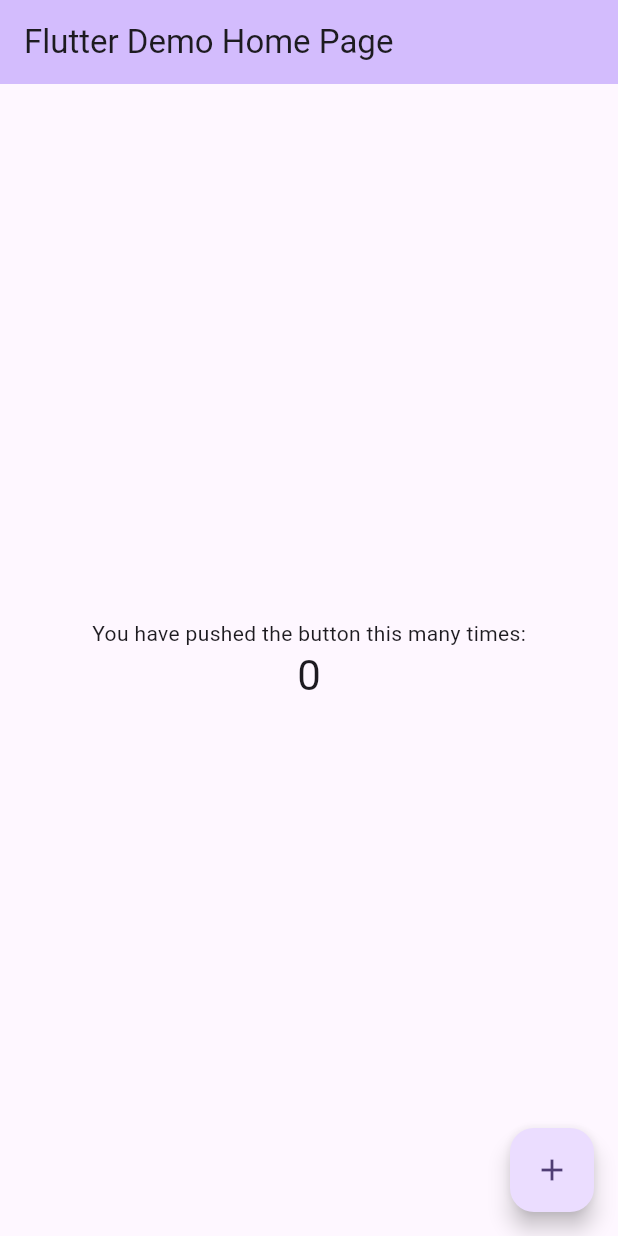
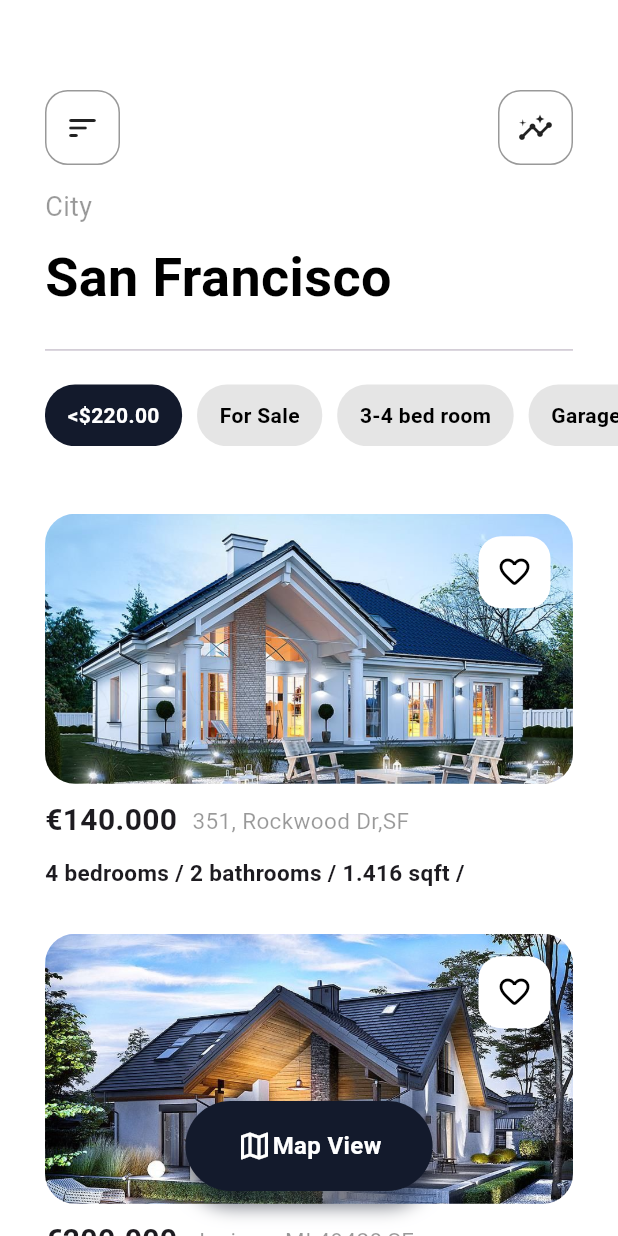
Before and after one commit to kemranaliew/PropList, a Flutter app: the screen it shows after launch, on a phone screen of 412 x 824 dp. Run offline on Flutter 3.47's test engine with Material 3 defaults, Android fonts, the phone set to English and light mode, and no system bars; our stand-ins replace firebase_core; accounts and stored records are empty.

Commit message:
starting out

```diff
--- /dev/null
+++ b/lib/constants/constants.dart
@@ -0,0 +1,12 @@
+import 'package:flutter/material.dart';
+
+//colors used in this app
+
+const Color white = Colors.white;
+const Color black = Colors.black;
+const Color red = Colors.red;
+const Color darkBlue = Color.fromRGBO(19, 26, 44, 1.0);
+
+//default app padding
+
+const double appPadding = 30.0;
--- /dev/null
+++ b/lib/data/data.dart
@@ -0,0 +1,123 @@
+import 'package:proplist/model/house.dart';
+
+final _house1 = House(
+  imageUrl: 'assets/images/house1.jpeg',
+  address: 'Janison, MI 49428,SF',
+  description: 'Lorem Ipsum is simply dummy text of the printing and typesetting industry. Lorem Ipsum has been the industry\'s standard dummy text ever since the 1500s, when an unknown printer took a galley of type and scrambled it to make a type specimen book. It has survived not only five centuries, but also the leap into electronic typesetting, remaining essentially unchanged. It was popularised in the 1960s with the release of Letraset sheets containing Lorem Ipsum passages, and more recently with desktop publishing software like Aldus PageMaker including versions of Lorem Ipsum.',
+  price: 200.00,
+  bedRooms: 4,
+  bathRooms: 2,
+  garages: 2,
+  sqFeet: 1.416,
+  time: 20,
+  isFav: false,
+  moreImagesUrl: [
+    'assets/images/house1.jpeg',
+    'assets/images/indoor1.jpg',
+    'assets/images/indoor2.jpg',
+    'assets/images/indoor3.jpg',
+    'assets/images/indoor4.jpg',
+    'assets/images/indoor5.jpg',
+  ]
+);
+
+final _house2 = House(
+    imageUrl: 'assets/images/house2.jpeg',
+    address: '351, Rockwood Dr,SF',
+    description: 'Lorem Ipsum is simply dummy text of the printing and typesetting industry. Lorem Ipsum has been the industry\'s standard dummy text ever since the 1500s, when an unknown printer took a galley of type and scrambled it to make a type specimen book. It has survived not only five centuries, but also the leap into electronic typesetting, remaining essentially unchanged. It was popularised in the 1960s with the release of Letraset sheets containing Lorem Ipsum passages, and more recently with desktop publishing software like Aldus PageMaker including versions of Lorem Ipsum.',
+    price: 140.00,
+    bedRooms: 4,
+    bathRooms: 2,
+    garages: 1,
+    sqFeet: 1.416,
+    time: 30,
+    isFav: false,
+    moreImagesUrl: [
+      'assets/images/house2.jpeg',
+      'assets/images/indoor1.jpg',
+      'assets/images/indoor2.jpg',
+      'assets/images/indoor3.jpg',
+      'assets/images/indoor4.jpg',
+      'assets/images/indoor5.jpg',
+    ]
+);
+
+final _house3 = House(
+    imageUrl: 'assets/images/house2.jpeg',
+    address: '354, Hendrywood Dr,SF',
+    description: 'Lorem Ipsum is simply dummy text of the printing and typesetting industry. Lorem Ipsum has been the industry\'s standard dummy text ever since the 1500s, when an unknown printer took a galley of type and scrambled it to make a type specimen book. It has survived not only five centuries, but also the leap into electronic typesetting, remaining essentially unchanged. It was popularised in the 1960s with the release of Letraset sheets containing Lorem Ipsum passages, and more recently with desktop publishing software like Aldus PageMaker including versions of Lorem Ipsum.',
+    price: 210.00,
+    bedRooms: 5,
+    bathRooms: 3,
+    garages: 1,
+    sqFeet: 1.700,
+    time: 30,
+    isFav: false,
+    moreImagesUrl: [
+      'assets/images/house3.jpeg',
+      'assets/images/indoor1.jpg',
+      'assets/images/indoor2.jpg',
+      'assets/images/indoor3.jpg',
+      'assets/images/indoor4.jpg',
+      'assets/images/indoor5.jpg',
+    ]
+);
+
+final _house4 = House(
+    imageUrl: 'assets/images/house4.png',
+    address: 'Manison, MI 49526,SF',
+    description: 'Lorem Ipsum is simply dummy text of the printing and typesetting industry. Lorem Ipsum has been the industry\'s standard dummy text ever since the 1500s, when an unknown printer took a galley of type and scrambled it to make a type specimen book. It has survived not only five centuries, but also the leap into electronic typesetting, remaining essentially unchanged. It was popularised in the 1960s with the release of Letraset sheets containing Lorem Ipsum passages, and more recently with desktop publishing software like Aldus PageMaker including versions of Lorem Ipsum.',
+    price: 170.00,
+    bedRooms: 2,
+    bathRooms: 1,
+    garages: 1,
+    sqFeet: 1.210,
+    time: 30,
+    isFav: false,
+    moreImagesUrl: [
+      'assets/images/house4.png',
+      'assets/images/indoor1.jpg',
+      'assets/images/indoor2.jpg',
+      'assets/images/indoor3.jpg',
+      'assets/images/indoor4.jpg',
+      'assets/images/indoor5.jpg',
+    ]
+);
+
+final _house5 = House(
+    imageUrl: 'assets/images/house5.jpeg',
+    address: 'BackStreet, MI 49526,SF',
+    description: 'Lorem Ipsum is simply dummy text of the printing and typesetting industry. Lorem Ipsum has been the industry\'s standard dummy text ever since the 1500s, when an unknown printer took a galley of type and scrambled it to make a type specimen book. It has survived not only five centuries, but also the leap into electronic typesetting, remaining essentially unchanged. It was popularised in the 1960s with the release of Letraset sheets containing Lorem Ipsum passages, and more recently with desktop publishing software like Aldus PageMaker including versions of Lorem Ipsum.',
+    price: 150.00,
+    bedRooms: 3,
+    bathRooms: 1,
+    garages: 1,
+    sqFeet: 1.42,
+    time: 240,
+    isFav: false,
+    moreImagesUrl: [
+      'assets/images/house5.jpeg',
+      'assets/images/indoor1.jpg',
+      'assets/images/indoor2.jpg',
+      'assets/images/indoor3.jpg',
+      'assets/images/indoor4.jpg',
+      'assets/images/indoor5.jpg',
+    ]
+);
+
+final List<House> houseList = [
+  _house2,
+  _house1,
+  _house3,
+  _house4,
+  _house5,
+];
+
+
+List<String> categoryList = [
+  '<\$220.00',
+  'For Sale',
+  '3-4 bed room',
+  'Garages',
+  'Modular kitchen'
+];
--- a/lib/main.dart
+++ b/lib/main.dart
@@ -1,4 +1,5 @@
 import 'package:flutter/material.dart';
+import 'package:proplist/screen/home/home_screen.dart';
 
 void main() {
   runApp(const MyApp());
@@ -7,119 +8,17 @@
 class MyApp extends StatelessWidget {
   const MyApp({super.key});
 
-  // This widget is the root of your application.
   @override
   Widget build(BuildContext context) {
     return MaterialApp(
-      title: 'Flutter Demo',
+      title: 'Real Estate App',
+      debugShowCheckedModeBanner: false,
       theme: ThemeData(
-        // This is the theme of your application.
-        //
-        // TRY THIS: Try running your application with "flutter run". You'll see
-        // the application has a purple toolbar. Then, without quitting the app,
-        // try changing the seedColor in the colorScheme below to Colors.green
-        // and then invoke "hot reload" (save your changes or press the "hot
-        // reload" button in a Flutter-supported IDE, or press "r" if you used
-        // the command line to start the app).
-        //
-        // Notice that the counter didn't reset back to zero; the application
-        // state is not lost during the reload. To reset the state, use hot
-        // restart instead.
-        //
-        // This works for code too, not just values: Most code changes can be
-        // tested with just a hot reload.
         colorScheme: ColorScheme.fromSeed(seedColor: Colors.deepPurple),
         useMaterial3: true,
+        scaffoldBackgroundColor: Colors.white,
       ),
-      home: const MyHomePage(title: 'Flutter Demo Home Page'),
+      home: const HomeScreen(),
     );
   }
 }
-
-class MyHomePage extends StatefulWidget {
-  const MyHomePage({super.key, required this.title});
-
-  // This widget is the home page of your application. It is stateful, meaning
-  // that it has a State object (defined below) that contains fields that affect
-  // how it looks.
-
-  // This class is the configuration for the state. It holds the values (in this
-  // case the title) provided by the parent (in this case the App widget) and
-  // used by the build method of the State. Fields in a Widget subclass are
-  // always marked "final".
-
-  final String title;
-
-  @override
-  State<MyHomePage> createState() => _MyHomePageState();
-}
-
-class _MyHomePageState extends State<MyHomePage> {
-  int _counter = 0;
-
-  void _incrementCounter() {
-    setState(() {
-      // This call to setState tells the Flutter framework that something has
-      // changed in this State, which causes it to rerun the build method below
-      // so that the display can reflect the updated values. If we changed
-      // _counter without calling setState(), then the build method would not be
-      // called again, and so nothing would appear to happen.
-      _counter++;
-    });
-  }
-
-  @override
-  Widget build(BuildContext context) {
-    // This method is rerun every time setState is called, for instance as done
-    // by the _incrementCounter method above.
-    //
-    // The Flutter framework has been optimized to make rerunning build methods
-    // fast, so that you can just rebuild anything that needs updating rather
-    // than having to individually change instances of widgets.
-    return Scaffold(
-      appBar: AppBar(
-        // TRY THIS: Try changing the color here to a specific color (to
-        // Colors.amber, perhaps?) and trigger a hot reload to see the AppBar
-        // change color while the other colors stay the same.
-        backgroundColor: Theme.of(context).colorScheme.inversePrimary,
-        // Here we take the value from the MyHomePage object that was created by
-        // the App.build method, and use it to set our appbar title.
-        title: Text(widget.title),
-      ),
-      body: Center(
-        // Center is a layout widget. It takes a single child and positions it
-        // in the middle of the parent.
-        child: Column(
-          // Column is also a layout widget. It takes a list of children and
-          // arranges them vertically. By default, it sizes itself to fit its
-          // children horizontally, and tries to be as tall as its parent.
-          //
-          // Column has various properties to control how it sizes itself and
-          // how it positions its children. Here we use mainAxisAlignment to
-          // center the children vertically; the main axis here is the vertical
-          // axis because Columns are vertical (the cross axis would be
-          // horizontal).
-          //
-          // TRY THIS: Invoke "debug painting" (choose the "Toggle Debug Paint"
-          // action in the IDE, or press "p" in the console), to see the
-          // wireframe for each widget.
-          mainAxisAlignment: MainAxisAlignment.center,
-          children: <Widget>[
-            const Text(
-              'You have pushed the button this many times:',
-            ),
-            Text(
-              '$_counter',
-              style: Theme.of(context).textTheme.headlineMedium,
-            ),
-          ],
-        ),
-      ),
-      floatingActionButton: FloatingActionButton(
-        onPressed: _incrementCounter,
-        tooltip: 'Increment',
-        child: const Icon(Icons.add),
-      ), // This trailing comma makes auto-formatting nicer for build methods.
-    );
-  }
-}
--- /dev/null
+++ b/lib/model/house.dart
@@ -0,0 +1,27 @@
+class House {
+  String imageUrl;
+  String address;
+  String description;
+  double price;
+  int bedRooms;
+  int bathRooms;
+  double sqFeet;
+  int garages;
+  int time;
+  List<String> moreImagesUrl;
+  bool isFav;
+
+  House({
+    required this.imageUrl,
+    required this.address,
+    required this.description,
+    required this.price,
+    required this.bathRooms,
+    required this.bedRooms,
+    required this.sqFeet,
+    required this.garages,
+    required this.time,
+    required this.moreImagesUrl,
+    required this.isFav,
+  });
+}
--- /dev/null
+++ b/lib/screen/home/components/bottom_buttons.dart
@@ -0,0 +1,44 @@
+import 'package:flutter/material.dart';
+import 'package:proplist/constants/constants.dart';
+
+class BottomButtons extends StatelessWidget {
+  const BottomButtons({super.key});
+
+  @override
+  Widget build(BuildContext context) {
+    Size size = MediaQuery.of(context).size;
+    return Padding(
+      padding: const EdgeInsets.only(bottom: appPadding),
+      child: Container(
+        width: size.width * 0.4,
+        height: 60,
+        decoration: BoxDecoration(
+            color: darkBlue,
+            borderRadius: BorderRadius.circular(30),
+            boxShadow: [
+              BoxShadow(
+                  color: darkBlue.withOpacity(0.6),
+                  offset: const Offset(0, 10),
+                  blurRadius: 10)
+            ]),
+        child: const Row(
+          mainAxisAlignment: MainAxisAlignment.center,
+          children: [
+            Icon(
+              Icons.map_outlined,
+              color: white,
+            ),
+            Text(
+              "Map View",
+              style: TextStyle(
+                color: white,
+                fontSize: 16,
+                fontWeight: FontWeight.w600,
+              ),
+            )
+          ],
+        ),
+      ),
+    );
+  }
+}
--- /dev/null
+++ b/lib/screen/home/components/categories.dart
@@ -0,0 +1,66 @@
+import 'package:flutter/material.dart';
+import 'package:proplist/constants/constants.dart';
+import 'package:proplist/data/data.dart';
+
+class Categories extends StatefulWidget {
+  const Categories({super.key});
+
+  @override
+  State<Categories> createState() => _CategoriesState();
+}
+
+class _CategoriesState extends State<Categories> {
+  int selectedCategoryIndex = 0;
+
+  Widget _buildCategory(BuildContext context, int index) {
+    return GestureDetector(
+      onTap: () {
+        setState(() {
+          selectedCategoryIndex = index;
+        });
+      },
+      child: Padding(
+        padding: const EdgeInsets.only(right: appPadding / 3),
+        child: Container(
+          padding: const EdgeInsets.symmetric(horizontal: appPadding / 2),
+          decoration: BoxDecoration(
+              color: selectedCategoryIndex == index
+                  ? darkBlue
+                  : black.withOpacity(0.1),
+              borderRadius: BorderRadius.circular(20)),
+          child: Center(
+            child: Text(
+              categoryList[index],
+              style: TextStyle(
+                  fontWeight: FontWeight.bold,
+                  color: selectedCategoryIndex == index ? white : black),
+            ),
+          ),
+        ),
+      ),
+    );
+  }
+
+  @override
+  Widget build(BuildContext context) {
+    Size size = MediaQuery.of(context).size;
+    return Padding(
+      padding: const EdgeInsets.only(
+        left: appPadding,
+        top: appPadding / 2,
+        bottom: appPadding,
+      ),
+      child: Container(
+        height: size.height * 0.05,
+        child: ListView.builder(
+          physics: BouncingScrollPhysics(),
+          scrollDirection: Axis.horizontal,
+          itemCount: categoryList.length,
+          itemBuilder: (context, index) {
+            return _buildCategory(context, index);
+          },
+        ),
+      ),
+    );
+  }
+}
--- /dev/null
+++ b/lib/screen/home/components/custom_app_bar.dart
@@ -0,0 +1,74 @@
+import 'package:flutter/material.dart';
+import 'package:proplist/constants/constants.dart';
+
+class CustomAppBar extends StatelessWidget {
+  const CustomAppBar({super.key});
+
+  @override
+  Widget build(BuildContext context) {
+    Size size = MediaQuery.of(context).size;
+    return Padding(
+      padding: const EdgeInsets.only(
+        left: appPadding,
+        right: appPadding,
+        top: appPadding * 2,
+      ),
+      child: SizedBox(
+        height: size.height * 0.22,
+        child: Column(
+          crossAxisAlignment: CrossAxisAlignment.start,
+          mainAxisAlignment: MainAxisAlignment.spaceBetween,
+          children: [
+            Row(
+              mainAxisAlignment: MainAxisAlignment.spaceBetween,
+              children: [
+                Container(
+                  height: 50,
+                  width: 50,
+                  decoration: BoxDecoration(
+                    border: Border.all(color: black.withOpacity(0.4)),
+                    borderRadius: BorderRadius.circular(15),
+                  ),
+                  child: const Icon(Icons.sort_rounded),
+                ),
+                Container(
+                  height: 50,
+                  width: 50,
+                  decoration: BoxDecoration(
+                    border: Border.all(color: black.withOpacity(0.4)),
+                    borderRadius: BorderRadius.circular(15),
+                  ),
+                  child: const Icon(Icons.insights_rounded),
+                ),
+              ],
+            ),
+            Column(
+              crossAxisAlignment: CrossAxisAlignment.start,
+              children: [
+                Text(
+                  "City",
+                  style: TextStyle(
+                    color: black.withOpacity(0.4),
+                    fontSize: 18,
+                  ),
+                ),
+                SizedBox(
+                  height: size.height * 0.01,
+                ),
+                const Text(
+                  "San Francisco",
+                  style: TextStyle(
+                    color: black,
+                    fontSize: 36,
+                    fontWeight: FontWeight.bold,
+                  ),
+                ),
+              ],
+            ),
+            const Divider(),
+          ],
+        ),
+      ),
+    );
+  }
+}
--- /dev/null
+++ b/lib/screen/home/components/houses.dart
@@ -0,0 +1,129 @@
+import 'package:flutter/material.dart';
+import 'package:proplist/constants/constants.dart';
+import 'package:proplist/data/data.dart';
+import 'package:proplist/model/house.dart';
+
+class Houses extends StatefulWidget {
+  const Houses({super.key});
+
+  @override
+  State<Houses> createState() => _HousesState();
+}
+
+class _HousesState extends State<Houses> {
+  Widget _buildHouse(BuildContext context, int index) {
+    Size size = MediaQuery.of(context).size;
+    House house = houseList[index];
+
+    return Padding(
+      padding: const EdgeInsets.symmetric(
+          horizontal: appPadding, vertical: appPadding / 2),
+      child: SizedBox(
+        height: 250,
+        child: Column(
+          mainAxisAlignment: MainAxisAlignment.spaceBetween,
+          children: [
+            Stack(
+              children: [
+                ClipRRect(
+                  borderRadius: BorderRadius.circular(20),
+                  child: Image(
+                    height: 180,
+                    width: size.width,
+                    fit: BoxFit.cover,
+                    image: AssetImage(house.imageUrl),
+                  ),
+                ),
+                Positioned(
+                  right: appPadding / 2,
+                  top: appPadding / 2,
+                  child: Container(
+                    decoration: BoxDecoration(
+                      color: white,
+                      borderRadius: BorderRadius.circular(15),
+                    ),
+                    child: IconButton(
+                      icon: house.isFav
+                          ? const Icon(
+                              Icons.favorite_rounded,
+                              color: red,
+                            )
+                          : const Icon(
+                              Icons.favorite_border_rounded,
+                              color: black,
+                            ),
+                      onPressed: () {
+                        setState(() {
+                          house.isFav = !house.isFav;
+                        });
+                      },
+                    ),
+                  ),
+                ),
+              ],
+            ),
+            Row(
+              children: [
+                Text(
+                  "\€${house.price.toStringAsFixed(3)}",
+                  style: const TextStyle(
+                    fontSize: 20,
+                    fontWeight: FontWeight.bold,
+                  ),
+                ),
+                const SizedBox(width: 10,),
+                Expanded(
+                  child: Text(
+                    house.address,
+                    overflow: TextOverflow.ellipsis,
+                    style: TextStyle(
+                      fontSize: 15,
+                      color: black.withOpacity(0.4)
+
+                    ),
+                  ),
+                ),
+              ],
+            ),
+            Row(children: [
+              Text(
+                  "${house.bedRooms} bedrooms / ",
+                  style: const TextStyle(
+                    fontSize: 15,
+                    fontWeight: FontWeight.w600,
+                  ),
+                ),
+                Text(
+                  "${house.bathRooms} bathrooms / ",
+                  style: const TextStyle(
+                    fontSize: 15,
+                    fontWeight: FontWeight.w600,
+                  ),
+                ),
+                Text(
+                  "${house.sqFeet} sqft / ",
+                  style: const TextStyle(
+                    fontSize: 15,
+                    fontWeight: FontWeight.w600,
+                  ),
+                ),
+            ],)
+          ],
+        ),
+      ),
+    );
+  }
+
+  @override
+  Widget build(BuildContext context) {
+    return Expanded(
+      child: ListView.builder(
+        physics: const BouncingScrollPhysics(),
+        itemCount: houseList.length,
+        itemBuilder: (context, index) {
+          return _buildHouse(context, index);
+        },
+      ),
+    );
+  }
+}
--- /dev/null
+++ b/lib/screen/home/home_screen.dart
@@ -0,0 +1,28 @@
+import 'package:flutter/material.dart';
+import 'package:proplist/screen/home/components/bottom_buttons.dart';
+import 'package:proplist/screen/home/components/categories.dart';
+import 'package:proplist/screen/home/components/custom_app_bar.dart';
+import 'package:proplist/screen/home/components/houses.dart';
+
+class HomeScreen extends StatelessWidget {
+  const HomeScreen({super.key});
+
+  @override
+  Widget build(BuildContext context) {
+    return const Scaffold(
+      body: Stack(
+        alignment: Alignment.bottomCenter,
+        children: [
+          Column(
+            children: [
+              CustomAppBar(),
+              Categories(),
+              Houses(),
+            ],
+          ),
+          BottomButtons(),
+        ],
+      ),
+    );
+  }
+}
--- a/pubspec.yaml
+++ b/pubspec.yaml
@@ -41,6 +41,7 @@ dependencies:
   firebase_messaging: ^15.0.4
   firebase_storage: ^12.1.3
   firebase_analytics: ^11.2.1
+  carousel_slider: ^5.0.0
 
 dev_dependencies:
   flutter_test:
@@ -68,6 +69,8 @@ flutter:
   # assets:
   #   - images/a_dot_burr.jpeg
   #   - images/a_dot_ham.jpeg
+  assets:
+   - assets/images/
 
   # An image asset can refer to one or more resolution-specific "variants", see
   # https://flutter.dev/to/resolution-aware-images
```
Also changed, not shown: assets/images/house1.jpeg (added), assets/images/house2.jpeg (added), assets/images/house3.jpeg (added), assets/images/house4.png (added), assets/images/house5.jpeg (added), assets/images/indoor1.jpg (added), assets/images/indoor2.jpg (added), assets/images/indoor3.jpg (added), assets/images/indoor4.jpg (added), assets/images/indoor5.jpg (added), pubspec.lock.
